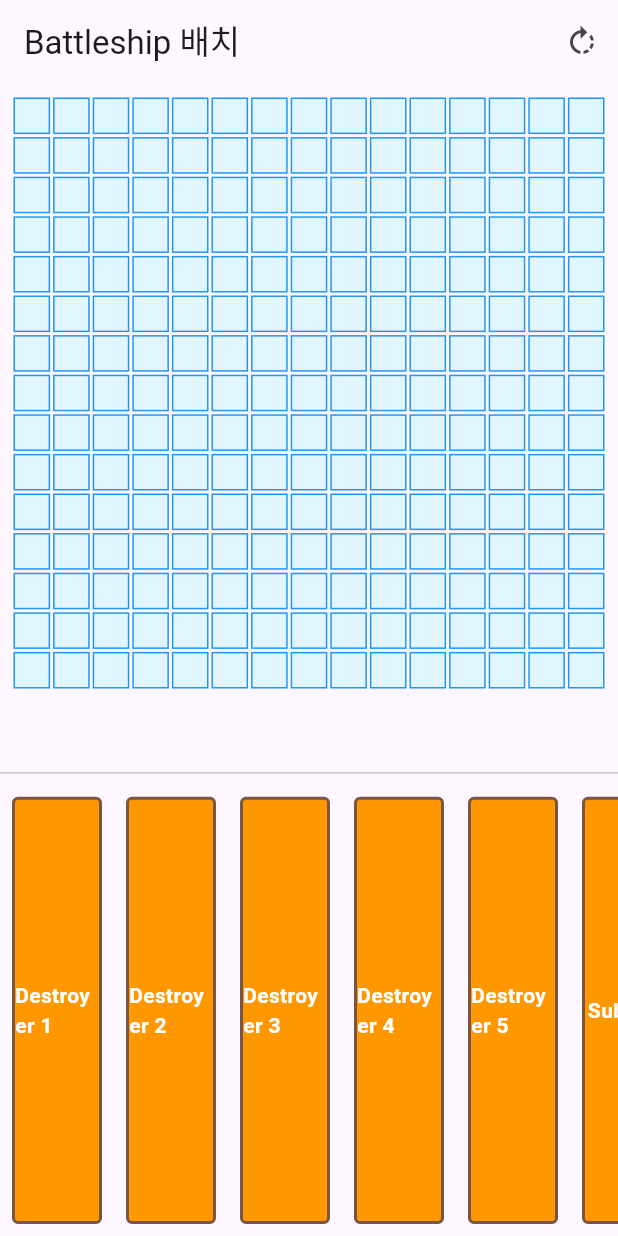
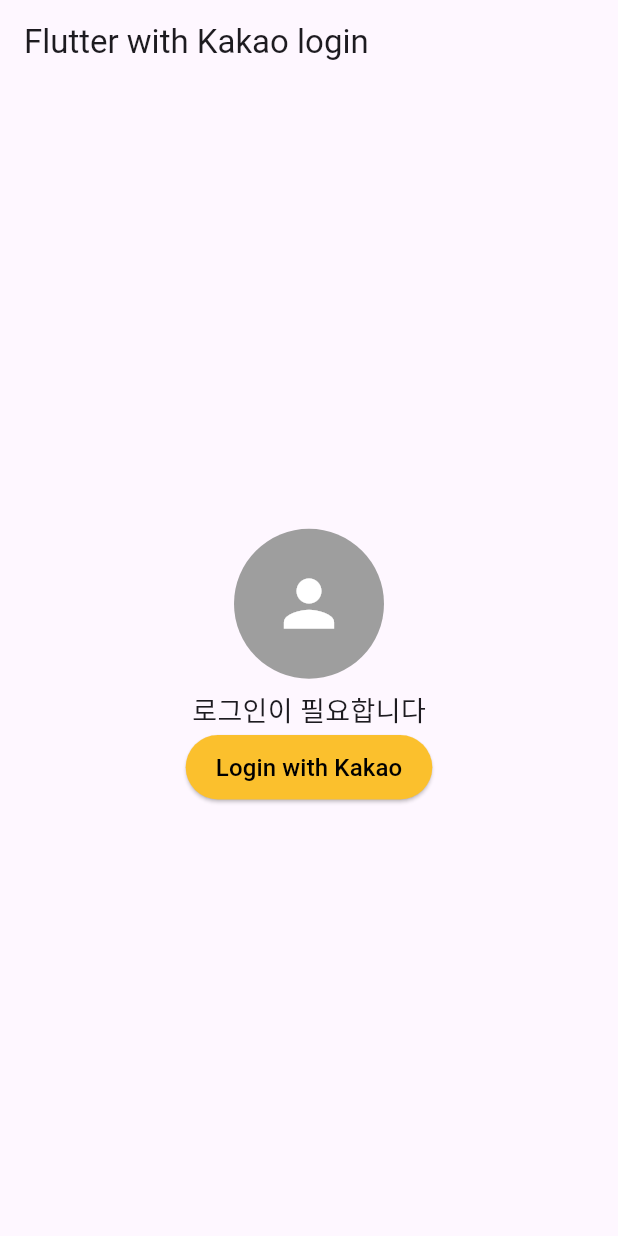
Before and after one commit to eodudrepublic/battleship_fe, a Flutter app: the screen it shows after launch, on a phone screen of 412 x 824 dp. Run offline on Flutter 3.47's test engine with Material 3 defaults, Android fonts, the phone set to English and light mode, and no system bars; our stand-ins replace get, logger; missing offline and left inert: kakao_flutter_sdk_user; accounts and stored records are empty; statements that could not run were skipped.

Commit message:
feat - 카카오 소셜 로그인 페이지 초안 구현 - 억까를 당했고 해결을 했음 (문서로 정리함) - 핸드폰으로 테스트했음 -> 로그인 성공 화면으로 넘어감 - 이제 서버 연결해서 유저 정보 저장 테스트 -> 이거 전까진 보류  - 다시 게임 화면 작업 ㄱㄱ

```diff
--- /dev/null
+++ b/lib/controller/login/user_controller.dart
@@ -0,0 +1,33 @@
+import 'package:get/get.dart';
+import '../../model/user_model.dart';
+import '../../service/kakao_login_api.dart';
+
+class UserController extends GetxController {
+  // Rx<AppUser?>은 반응형으로 사용자 정보를 저장합니다.
+  var user = Rxn<AppUser>();
+  final KakaoLoginApi kakaoLoginApi;
+
+  UserController({required this.kakaoLoginApi});
+
+  // 카카오 로그인 메서드
+  Future<void> kakaoLogin() async {
+    var kakaoUser = await kakaoLoginApi.signWithKakao();
+    if (kakaoUser != null) {
+      user.value = AppUser.fromKakaoUser(kakaoUser);
+      Get.snackbar('성공', '카카오 로그인이 성공했습니다.');
+    } else {
+      Get.snackbar('실패', '카카오 로그인이 취소되었거나 실패했습니다.');
+    }
+  }
+
+  // 로그아웃 메서드 (선택 사항)
+  Future<void> kakaoLogout() async {
+    try {
+      await kakaoLoginApi.logout();
+      user.value = null;
+      Get.snackbar('성공', '로그아웃에 성공했습니다.');
+    } catch (error) {
+      Get.snackbar('실패', '로그아웃에 실패했습니다.');
+    }
+  }
+}
--- a/lib/main.dart
+++ b/lib/main.dart
@@ -1,13 +1,17 @@
-import 'package:battleship_fe/view/game/game_view.dart';
 import 'package:flutter/material.dart';
 import 'package:get/get.dart';
 import 'package:kakao_flutter_sdk_user/kakao_flutter_sdk_user.dart';
 import 'common/key.dart';
+import 'common/utils/logger.dart';
+import 'package:battleship_fe/view/game/game_view.dart';
+import 'package:battleship_fe/view/login/login_view.dart';
 
-void main() {
+Future<void> main() async {
   WidgetsFlutterBinding.ensureInitialized();
 
   KakaoSdk.init(nativeAppKey: myNativeAppKey);
+
+  Log.wtf("KakaoSdk initialized : ${await KakaoSdk.origin} -> 이게 왜 키 해쉬예요 ㅅㅂ");
 
   runApp(MyApp());
 }
@@ -20,7 +24,7 @@
     return GetMaterialApp(
       title: 'Battleship',
       // debugShowCheckedModeBanner: false,
-      home: GameView(),
+      home: LoginView(),
     );
   }
 }
--- /dev/null
+++ b/lib/model/user_model.dart
@@ -0,0 +1,23 @@
+import 'package:kakao_flutter_sdk_user/kakao_flutter_sdk_user.dart';
+
+// TODO : 서버 연결할때 저장할 User 정보에 맞춰서 추후 수정
+class AppUser {
+  final String id;
+  final String? nickname;
+  final String? profileImageUrl;
+
+  AppUser({
+    required this.id,
+    this.nickname,
+    this.profileImageUrl,
+  });
+
+  // Kakao SDK의 User 객체를 AppUser로 변환하는 팩토리 생성자
+  factory AppUser.fromKakaoUser(User kakaoUser) {
+    return AppUser(
+      id: kakaoUser.id.toString(),
+      nickname: kakaoUser.kakaoAccount?.profile?.nickname,
+      profileImageUrl: kakaoUser.kakaoAccount?.profile?.profileImageUrl,
+    );
+  }
+}
--- /dev/null
+++ b/lib/service/kakao_login_api.dart
@@ -0,0 +1,48 @@
+import 'package:flutter/services.dart';
+import 'package:kakao_flutter_sdk_user/kakao_flutter_sdk_user.dart';
+import '../common/utils/logger.dart';
+
+class KakaoLoginApi {
+  /// 카카오 로그인 메서드
+  Future<User?> signWithKakao() async {
+    final UserApi api = UserApi.instance;
+    try {
+      if (await isKakaoTalkInstalled()) {
+        // 카카오톡으로 로그인 시도
+        try {
+          await UserApi.instance.loginWithKakaoTalk();
+        } catch (error) {
+          Log.error('카카오톡으로 로그인 실패: $error');
+          // 카카오톡으로 로그인 실패 시 카카오 계정으로 로그인 시도
+          if (error is PlatformException && error.code == 'CANCELED') {
+            // 사용자가 로그인 시도를 취소한 경우
+            Log.error('사용자가 로그인 시도를 취소했습니다.');
+            return null;
+          }
+          await UserApi.instance.loginWithKakaoAccount();
+        }
+      } else {
+        Log.warning('카카오톡이 설치되어 있지 않습니다. -> 카카오 계정으로 로그인');
+        // 카카오톡이 설치되어 있지 않으면 카카오 계정으로 로그인
+        await UserApi.instance.loginWithKakaoAccount();
+      }
+      Log.info('카카오톡으로 로그인 성공');
+      // 로그인 성공 후 사용자 정보 가져오기
+      return await api.me();
+    } catch (error) {
+      Log.error('카카오톡으로 로그인 실패: $error');
+      return null;
+    }
+  }
+
+  /// 카카오 로그아웃 메서드
+  Future<void> logout() async {
+    try {
+      await UserApi.instance.logout();
+      Log.info('카카오 로그아웃 성공');
+    } catch (error) {
+      Log.error('카카오 로그아웃 실패: $error');
+      throw error; // 에러를 호출자에게 전달하여 추가 처리를 가능하게 함
+    }
+  }
+}
--- /dev/null
+++ b/lib/view/login/login_view.dart
@@ -0,0 +1,128 @@
+import 'package:flutter/material.dart';
+import 'package:get/get.dart';
+import '../../controller/login/user_controller.dart';
+import '../../service/kakao_login_api.dart';
+
+class LoginView extends StatelessWidget {
+  const LoginView({super.key});
+
+  @override
+  Widget build(BuildContext context) {
+    // KakaoLoginApi 인스턴스를 생성
+    final KakaoLoginApi kakaoLoginApi = KakaoLoginApi();
+
+    // UserController를 의존성 주입
+    final UserController userController =
+        Get.put(UserController(kakaoLoginApi: kakaoLoginApi));
+
+    return Scaffold(
+      appBar: AppBar(
+        title: const Text("Flutter with Kakao login"),
+      ),
+      body: Center(
+        child: Column(
+          mainAxisAlignment: MainAxisAlignment.center,
+          children: [
+            _profile(userController),
+            _nickName(userController),
+            _loginButton(userController),
+            _logoutButton(userController),
+          ],
+        ),
+      ),
+    );
+  }
+
+  // 프로필 이미지 위젯
+  Widget _profile(UserController controller) {
+    return Obx(() {
+      if (controller.user.value?.profileImageUrl != null) {
+        return Padding(
+          padding: const EdgeInsets.all(8.0),
+          child: CircleAvatar(
+            radius: 50,
+            backgroundImage:
+                NetworkImage(controller.user.value!.profileImageUrl!),
+          ),
+        );
+      } else {
+        return const Padding(
+          padding: EdgeInsets.all(8.0),
+          child: CircleAvatar(
+            radius: 50,
+            backgroundColor: Colors.grey,
+            child: Icon(Icons.person, size: 50, color: Colors.white),
+          ),
+        );
+      }
+    });
+  }
+
+  // 닉네임 위젯
+  Widget _nickName(UserController controller) {
+    return Obx(() {
+      if (controller.user.value?.nickname != null) {
+        return Text(
+          controller.user.value!.nickname!,
+          style: const TextStyle(fontSize: 24, fontWeight: FontWeight.bold),
+        );
+      } else {
+        return const Text(
+          "로그인이 필요합니다",
+          style: TextStyle(fontSize: 18),
+        );
+      }
+    });
+  }
+
+  // 로그인 버튼 위젯
+  Widget _loginButton(UserController controller) {
+    return Obx(() {
+      if (controller.user.value == null) {
+        return ElevatedButton(
+          onPressed: () {
+            controller.kakaoLogin();
+          },
+          style: ElevatedButton.styleFrom(
+            backgroundColor: Colors.yellow[700], // 카카오톡 색상
+            padding: const EdgeInsets.symmetric(horizontal: 20, vertical: 10),
+          ),
+          child: Row(
+            mainAxisSize: MainAxisSize.min,
+            children: const [
+              Text(
+                'Login with Kakao',
+                style: TextStyle(color: Colors.black, fontSize: 16),
+              ),
+            ],
+          ),
+        );
+      } else {
+        return const SizedBox.shrink(); // 이미 로그인한 경우 버튼 숨김
+      }
+    });
+  }
+
+  // 로그아웃 버튼 위젯
+  Widget _logoutButton(UserController controller) {
+    return Obx(() {
+      if (controller.user.value != null) {
+        return ElevatedButton(
+          onPressed: () {
+            controller.kakaoLogout();
+          },
+          style: ElevatedButton.styleFrom(
+            backgroundColor: Colors.red, // 로그아웃 버튼 색상
+            padding: const EdgeInsets.symmetric(horizontal: 20, vertical: 10),
+          ),
+          child: const Text(
+            'Logout',
+            style: TextStyle(color: Colors.white, fontSize: 16),
+          ),
+        );
+      } else {
+        return const SizedBox.shrink(); // 로그아웃 버튼 숨김
+      }
+    });
+  }
+}
```
